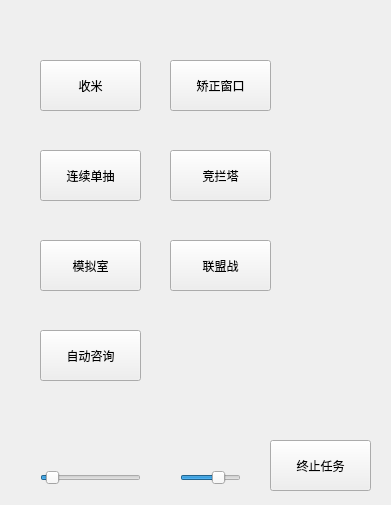
This is auto_script.ui in gdxxp/NIKKE-helper as Qt 5 draws it before an edit. The edited form follows.
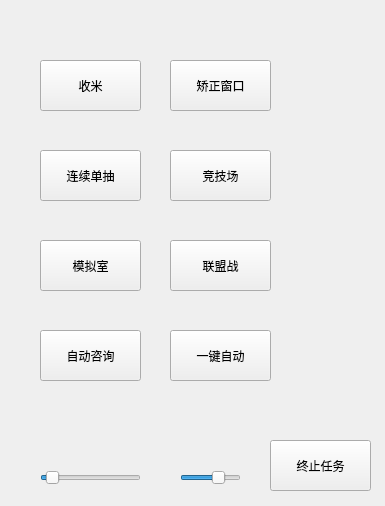
This is the edited form. Icons and pictures are not drawn.

Commit message: 一键摆烂

The edit to the form file:
```diff
--- a/auto_script.ui
+++ b/auto_script.ui
@@ -9,8 +9,8 @@
    <rect>
     <x>0</x>
     <y>0</y>
-    <width>391</width>
-    <height>505</height>
+    <width>385</width>
+    <height>506</height>
    </rect>
   </property>
   <property name="font">
@@ -249,7 +249,7 @@
     </font>
    </property>
    <property name="text">
-    <string>竞拦塔</string>
+    <string>竞技场</string>
    </property>
   </widget>
   <widget class="QPushButton" name="pushButton6">
@@ -270,6 +270,24 @@
     <string>联盟战</string>
    </property>
   </widget>
+  <widget class="QPushButton" name="pushButton7">
+   <property name="geometry">
+    <rect>
+     <x>170</x>
+     <y>330</y>
+     <width>101</width>
+     <height>51</height>
+    </rect>
+   </property>
+   <property name="font">
+    <font>
+     <family>Adobe Arabic</family>
+    </font>
+   </property>
+   <property name="text">
+    <string>一键自动</string>
+   </property>
+  </widget>
  </widget>
  <resources/>
  <connections/>
```
The commit also changes 7 other files.
